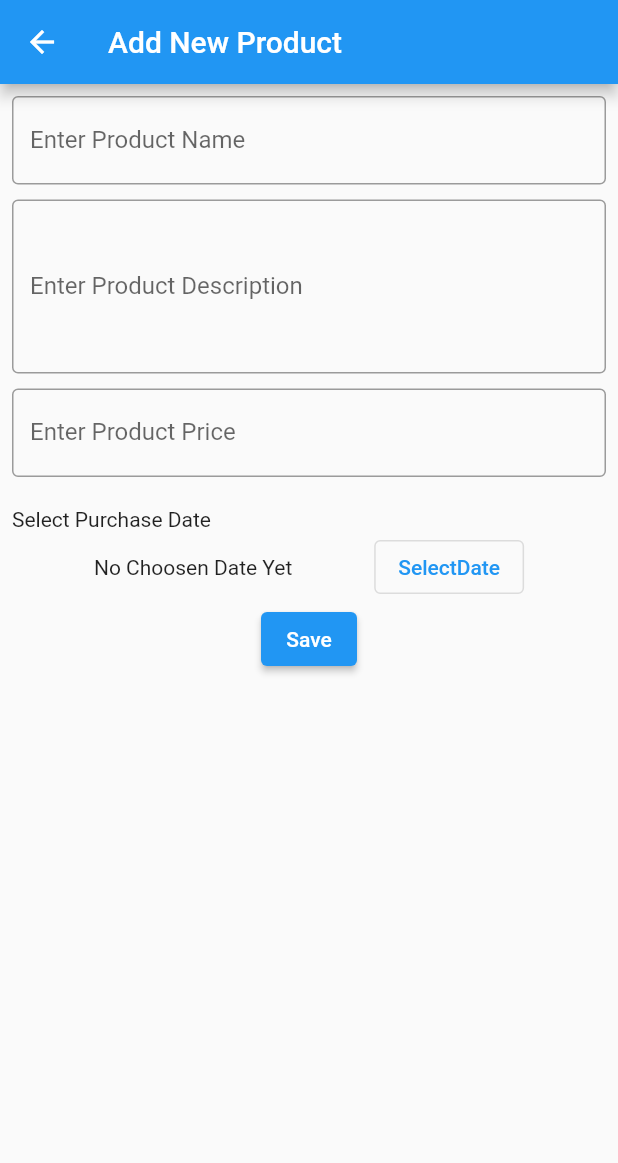
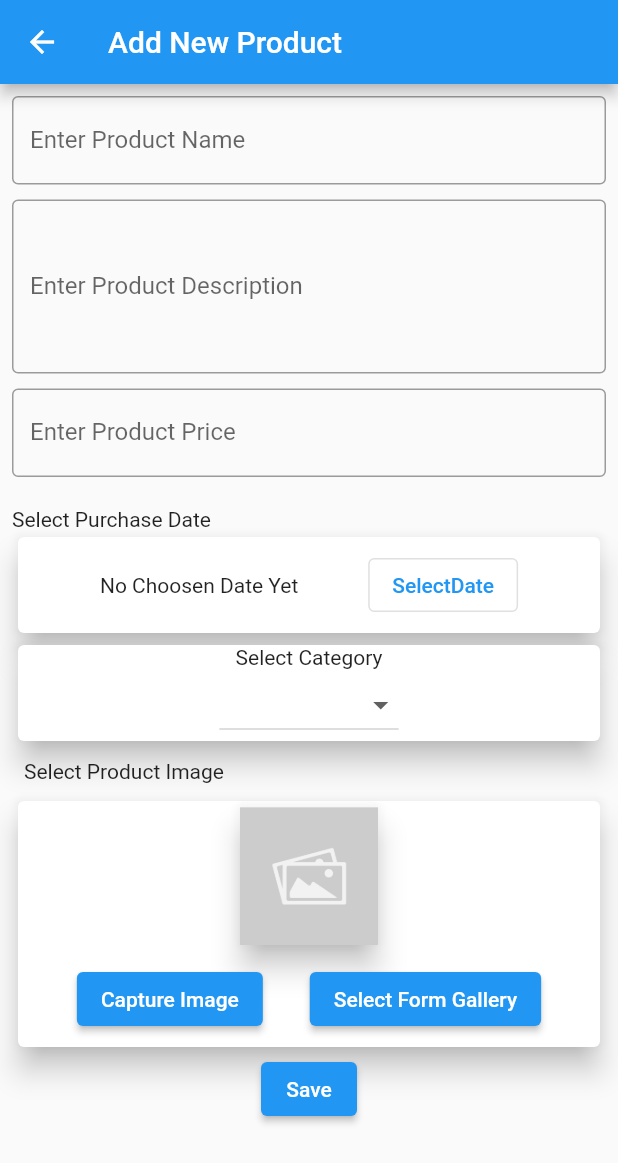
Before and after one commit to Redwan-anik/productapp_batch7, a Flutter app: the NewProductPage screen opened by its route, on a phone screen of 412 x 824 dp. Shown: the top 1163 px of the screen. Run offline on Flutter 3.47's test engine with Material 2 defaults, Android fonts, the phone set to English and light mode, and no system bars; our stand-ins replace image_picker, sqflite; accounts and stored records are empty.

Commit message:
date picker added,image picker added

```diff
--- /dev/null
+++ b/lib/db/dh_helper.dart
@@ -0,0 +1,2 @@
+class DBSQLiteHelper{
+}
--- a/lib/models/product_model.dart
+++ b/lib/models/product_model.dart
@@ -1,9 +1,23 @@
 import 'package:flutter/cupertino.dart';
+
+final String TABLE_PRODUCT='tbl_product';
+final String COL_PRODUCT_ID='product_id';
+final String COL_PRODUCT_NAME='product_name';
+final String COL_PRODUCT_CATEGORY='product_category';
+final String COL_PRODUCT_DESCRIPTION='product_description';
+final String COL_PRODUCT_PRICE='product_price';
+final String COL_PRODUCT_FAV='product_fav';
+final String COL_PRODUCT_FORMATTED_DATE='product_formatted_date';
+final String COL_PRODUCT_TIMESTAMP='product_timestamp';
+final String COL_PRODUCT_MONTH='product_month';
+final String COL_PRODUCT_YEAR='product_year';
+final String COL_PRODUCT_RATING='product_rating';
+final String COL_PRODUCT_IMAGE='product_image';
 
 class Product{
   int? id;
   String? name;
-  String? Category;
+  String? category;
   String? description;
   double? price;
   bool? isFavorite;
@@ -14,10 +28,48 @@ class Product{
   double? rating;
   String? image;
 
+  Map<String, dynamic>? toMap(){
+    //create a map
+    var map = <String, dynamic>{
+      COL_PRODUCT_NAME:name,
+      COL_PRODUCT_CATEGORY:category,
+      COL_PRODUCT_DESCRIPTION:description,
+      COL_PRODUCT_PRICE:price,
+      COL_PRODUCT_RATING:rating,
+      COL_PRODUCT_FORMATTED_DATE:formattedDate,
+      COL_PRODUCT_MONTH:uploadedMonth,
+      COL_PRODUCT_YEAR:uploadedYear,
+      COL_PRODUCT_IMAGE:image,
+      COL_PRODUCT_TIMESTAMP:timeStamp,
+      COL_PRODUCT_FAV: isFavorite! ? 1 : 0,
+
+    };
+    if(id != null){
+      map[COL_PRODUCT_ID]=id;
+    }
+
+    return map;
+  }
+      Product.fromMap(Map<String, dynamic> map){
+        id=map[COL_PRODUCT_ID];
+        name=map[COL_PRODUCT_NAME];
+        description=map[COL_PRODUCT_DESCRIPTION];
+        price=map[COL_PRODUCT_PRICE];
+        category=map[COL_PRODUCT_CATEGORY];
+        image=map[COL_PRODUCT_IMAGE];
+        formattedDate=map[COL_PRODUCT_FORMATTED_DATE];
+        timeStamp=map[COL_PRODUCT_TIMESTAMP];
+        uploadedMonth=map[COL_PRODUCT_MONTH];
+        uploadedYear=map[COL_PRODUCT_YEAR];
+        rating=map[COL_PRODUCT_RATING];
+        isFavorite=map[COL_PRODUCT_FAV]==1?true:false;
+
+      }
+
   Product(
       {this.id,
         @required this.name,
-        @required this.Category,
+        @required this.category,
         this.description,
         @required this.price,
         this.isFavorite =false,
@@ -29,7 +81,6 @@ class Product{
 
   @override
   String toString() {
-    return 'Product{id: $id, name: $name, Category: $Category, description: $description, price: $price, isFavorite: $isFavorite, uploadDate: $formattedDate, rating: $rating, image: $image}';
+    return 'Product{id: $id, name: $name, Category: $category, description: $description, price: $price, isFavorite: $isFavorite, formattedDate: $formattedDate, uploadedMonth: $uploadedMonth, uploadedYear: $uploadedYear, timeStamp: $timeStamp, rating: $rating, image: $image}';
   }
-
 }
--- a/lib/pages/new_product_page.dart
+++ b/lib/pages/new_product_page.dart
@@ -1,19 +1,38 @@
+import 'dart:io';
+
 import 'package:flutter/cupertino.dart';
 import 'package:flutter/material.dart';
+import 'package:image_picker/image_picker.dart';
 import 'package:intl/intl.dart';
 
 import '../models/product_model.dart';
+import '../utils/product_utils.dart';
 class NewProductPage extends StatefulWidget {
-  const NewProductPage({Key? key}) : super(key: key);
-  static final routeName ='/new_product';
+
+  static final routeName ='new_product';
   @override
   _NewProductPageState createState() => _NewProductPageState();
 }
 
 class _NewProductPageState extends State<NewProductPage> {
+
   final _formKey = GlobalKey<FormState>();
   var productObj = Product();
   DateTime?_selectedDate;
+  String _imagePath='';
+  bool formCamera = true;
+  //String categoryDropDown= categoryList[0];
+  String ?categoryDropDown;
+
+
+  _takePhoto(){
+    ImagePicker().pickImage(source: formCamera?ImageSource.camera:ImageSource.gallery).then((pickedFile){
+     setState(() {
+       _imagePath=pickedFile!.path;
+     });
+     productObj.image=_imagePath;
+    });
+  }
 
   _openCalender()async{
     _selectedDate= await showDatePicker(context: context,
@@ -27,7 +46,7 @@ class _NewProductPageState extends State<NewProductPage> {
     });
     productObj.formattedDate=DateFormat("dd/MM/yyyy").format(_selectedDate!);
     productObj.timeStamp =_selectedDate!.millisecondsSinceEpoch;
-    productObj.uploadedYear=_selectedDate!.month;
+    productObj.uploadedYear=_selectedDate!.year;
     productObj.uploadedMonth=_selectedDate!.month;
 
   }
@@ -36,6 +55,11 @@ class _NewProductPageState extends State<NewProductPage> {
   _saveProduct(){
     if(_formKey.currentState!.validate()){
       _formKey.currentState!.save();
+
+      if(_selectedDate==null) return;
+      if(_imagePath==null) return;
+      if(categoryDropDown==null) return;
+      print(productObj);
     }
   }
 
@@ -93,7 +117,7 @@ class _NewProductPageState extends State<NewProductPage> {
                 },
               ),
               SizedBox(
-                height: 10,
+                height: 10
               ),
               TextFormField(
                 keyboardType: TextInputType.number,
@@ -112,22 +136,86 @@ class _NewProductPageState extends State<NewProductPage> {
                 },
                 onSaved: (value){
                     productObj.price=double.parse(value!);
-                    print(productObj);
+
                 },
               ),
               SizedBox(
                 height: 20,
               ),
               Text("Select Purchase Date "),
-              Row(
-                mainAxisAlignment: MainAxisAlignment.spaceEvenly,
-                children: [
-                 Text(_selectedDate==null?"No Choosen Date Yet":"${productObj.formattedDate}"),
-                  OutlinedButton(onPressed:_openCalender, child: Text("SelectDate"))
-                ],
+              Card(
+                elevation: 8,
+                child: Padding(
+                  padding: const EdgeInsets.all(8.0),
+                  child: Row(
+                    mainAxisAlignment: MainAxisAlignment.spaceEvenly,
+                    children: [
+                     Text(_selectedDate==null?"No Choosen Date Yet":"${productObj.formattedDate}"),
+                      OutlinedButton(onPressed:_openCalender, child: Text("SelectDate"))
+                    ],
+                  ),
+                ),
               ),
+              Card(
+                elevation: 8,
+                child: Column(
+                  children: [
+                    Text("Select Category"),
+                    DropdownButton(
+                      value: categoryDropDown,
+                        items: categoryList.map((item) => DropdownMenuItem(
+                            value: item,
+                            child: Text(item))).toList() ,
+                        onChanged: (value){
+                        setState(() {
+                          categoryDropDown=value.toString();
+                        });
+                        productObj.category=categoryDropDown;
+                        })
+                  ],
+                ),
+              ),
+              Padding(
+                padding: const EdgeInsets.all(8.0),
+                child: Text("Select Product Image"),
+              ),
+              Card(
+                elevation: 8,
+                child: Column(
+                  children: [
+                    SizedBox(
+                      height: 100,
+                      width: 100,
+                      child: Card(
+                        elevation: 8,
+                         child:_imagePath.isEmpty==true?Image.asset("images/pH.jpg"):Image.file(File(_imagePath)),
+                      ),
+                    ),
 
+                    Padding(
+                      padding: const EdgeInsets.all(8.0),
+                      child: Row(
+                        mainAxisAlignment: MainAxisAlignment.spaceEvenly,
+                        children: [
+                          ElevatedButton(onPressed: (){
+                            setState(() {
+                              formCamera =true;
+                            });
+                            _takePhoto();
+                          }, child: Text("Capture Image"),),
+                          ElevatedButton(onPressed: (){
+                            setState(() {
+                              formCamera =false;
+                            });
+                            _takePhoto();
+                            }, child: Text("Select Form Gallery")),
 
+                        ],
+                      ),
+                    )
+                  ],
+                ),
+              ),
 
               Center(
                   child: ElevatedButton(
--- /dev/null
+++ b/lib/utils/product_utils.dart
@@ -0,0 +1,5 @@
+final categoryList =[
+  'Smart Phone',
+  'Smart Tv',
+  'Smart Mobile',
+];
```
Also changed, not shown: images/pH.jpg (added).
